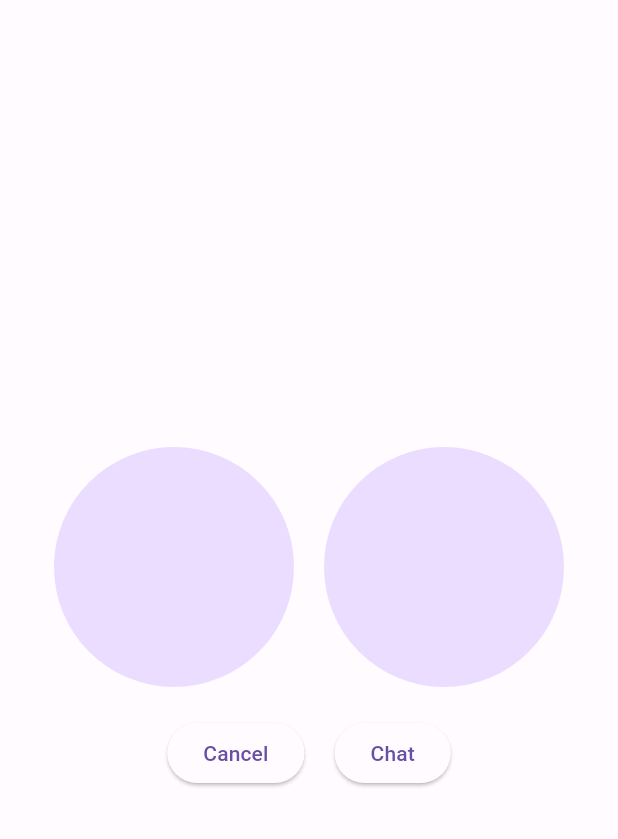
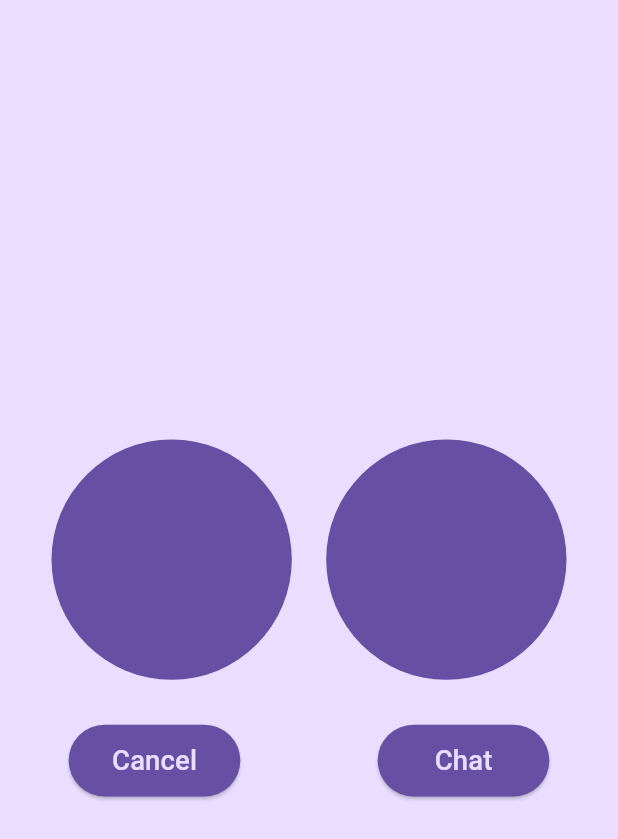
Before and after one commit to OPTRONIX-10/lovechat-app, a Flutter app: the screen it shows after launch, on a phone screen of 412 x 824 dp. Shown: the top 839 px of the screen. Run offline on Flutter 3.47's test engine with Material 3 defaults, Android fonts, the phone set to English and light mode, and no system bars; our stand-ins replace camera, flutter_screenutil, glassmorphism.

```diff
--- a/lib/core/constants/constants.dart
+++ b/lib/core/constants/constants.dart
@@ -3,5 +3,5 @@ import 'package:flutter_screenutil/flutter_screenutil.dart';
 
 const Color appTextColor = Colors.white;
 final double height1 = 25.h;
-final double glassmorphismHeight = 650.h;
-final double glassmorphismWidth = 350.w;
+final double glassmorphismHeight = 450.h;
+final double glassmorphismWidth = 300.w;
--- a/lib/presentation/auth/login/login_screen.dart
+++ b/lib/presentation/auth/login/login_screen.dart
@@ -100,7 +100,8 @@ class LoginScreen extends StatelessWidget {
                   'Login',
                   style: TextStyle(color: Colors.black),
                 ),
-                style: ElevatedButton.styleFrom()),
+                style: ElevatedButton.styleFrom(
+                    backgroundColor: Theme.of(context).colorScheme.onPrimary)),
             Row(
               mainAxisAlignment: MainAxisAlignment.center,
               children: [
--- a/lib/presentation/main_screens/matching_screen.dart
+++ b/lib/presentation/main_screens/matching_screen.dart
@@ -1,4 +1,6 @@
 import 'package:flutter/material.dart';
+import 'package:flutter_screenutil/flutter_screenutil.dart';
+import 'package:lovechat/core/constants/constants.dart';
 
 class MatchingScreen extends StatelessWidget {
   const MatchingScreen({super.key});
@@ -6,6 +8,7 @@ class MatchingScreen extends StatelessWidget {
   @override
   Widget build(BuildContext context) {
     return Scaffold(
+      backgroundColor: Theme.of(context).colorScheme.primaryContainer,
       body: SafeArea(
           child: Column(
         mainAxisAlignment: MainAxisAlignment.center,
@@ -15,28 +18,47 @@ class MatchingScreen extends StatelessWidget {
               mainAxisAlignment: MainAxisAlignment.center,
               children: [
                 CircleAvatar(
-                  radius: 80,
+                  backgroundColor: Theme.of(context).colorScheme.primary,
+                  radius: 70.r,
                 ),
                 SizedBox(
-                  width: 20,
+                  width: 20.w,
                 ),
                 CircleAvatar(
-                  radius: 80,
+                  backgroundColor: Theme.of(context).colorScheme.primary,
+                  radius: 70.r,
                 )
               ],
             ),
           ),
           SizedBox(
-            height: 20,
+            height: height1,
           ),
           Row(
             mainAxisAlignment: MainAxisAlignment.center,
             children: [
-              ElevatedButton(onPressed: () {}, child: Text('Cancel')),
+              ElevatedButton(
+                onPressed: () {},
+                child: Text('Cancel',
+                    style: TextStyle(
+                        color: Theme.of(context).colorScheme.primaryContainer,
+                        fontSize: 16.sp)),
+                style: ElevatedButton.styleFrom(
+                    fixedSize: Size(100.w, 40.h),
+                    backgroundColor: Theme.of(context).colorScheme.primary),
+              ),
               SizedBox(
-                width: 20,
+                width: 80.w,
               ),
-              ElevatedButton(onPressed: () {}, child: Text('Chat'))
+              ElevatedButton(
+                  onPressed: () {},
+                  child: Text('Chat',
+                      style: TextStyle(
+                          color: Theme.of(context).colorScheme.primaryContainer,
+                          fontSize: 16.sp)),
+                  style: ElevatedButton.styleFrom(
+                      fixedSize: Size(100.w, 40.h),
+                      backgroundColor: Theme.of(context).colorScheme.primary))
             ],
           )
         ],
```
Also changed, not shown: lib/main.dart (+5 -9 lines), lib/presentation/auth/gender/gender_selection_screen.dart (+15 -6 lines).
